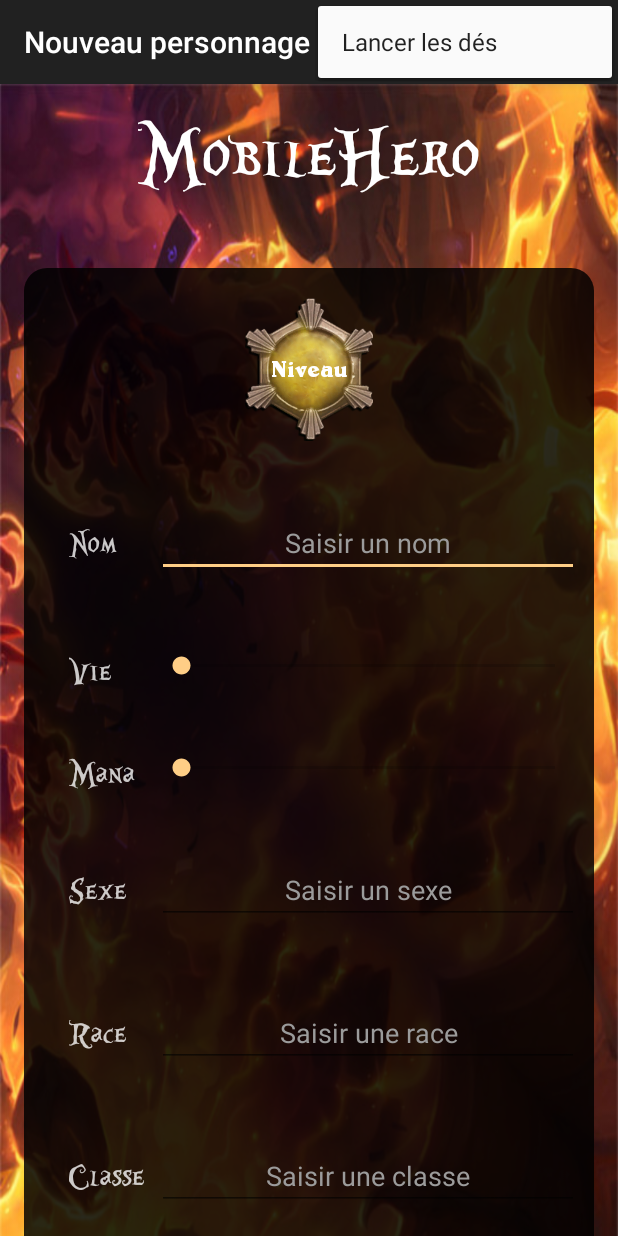
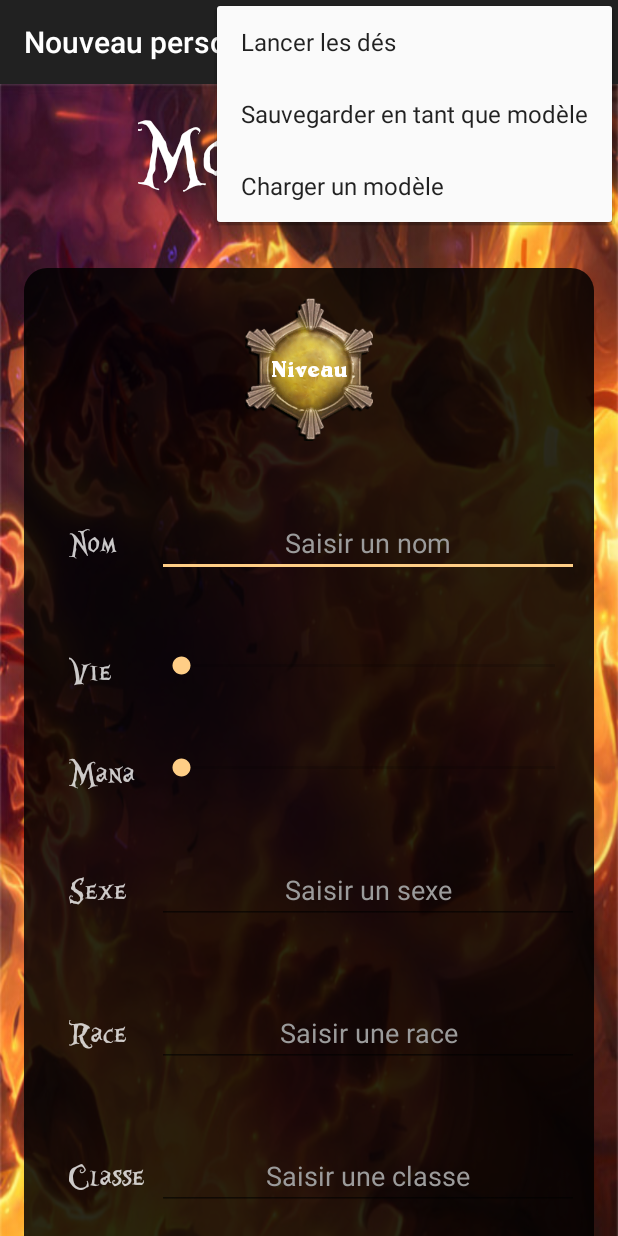
Before and after one commit to Dimitri75/MobileHero, an Android app: the CharacterFormActivity screen opened directly, with no data from a screen before it, with the options menu open, on a phone screen of 412 x 824 dp. Run offline under Robolectric (Android 15) with nearby library versions, the phone set to English and light mode, and no system bars; 15 statements that could not run were skipped.

Commit message:
Sauvegarde des personnages en tant que modèle + passage des toasts en string

```diff
--- a/app/src/main/java/kei/mobilehero/activities/Dice/DicesActivity.java
+++ b/app/src/main/java/kei/mobilehero/activities/Dice/DicesActivity.java
@@ -77,7 +77,7 @@ public class DicesActivity extends ActionBarActivity {
                     }
                 }
                 else
-                    Toast.makeText(getApplicationContext(), "Le formulaire n'est pas correctement rempli.", Toast.LENGTH_SHORT).show();
+                    Toast.makeText(getApplicationContext(), getString(R.string.toastNonFiledForm), Toast.LENGTH_SHORT).show();
                 break;
         }
     }
--- a/app/src/main/java/kei/mobilehero/activities/Game/GameFormActivity.java
+++ b/app/src/main/java/kei/mobilehero/activities/Game/GameFormActivity.java
@@ -31,7 +31,7 @@ public class GameFormActivity extends ActionBarActivity {
                 String gameName = view_gameName.getText().toString();
 
                 if (gameName.isEmpty()){
-                    Toast.makeText(getApplicationContext(), "Le formulaire n'est pas correctement rempli.", Toast.LENGTH_SHORT).show();
+                    Toast.makeText(getApplicationContext(), getString(R.string.toastNonFiledForm), Toast.LENGTH_SHORT).show();
                 }
                 else {
                     Game game = new Game(gameName);
--- a/app/src/main/java/kei/mobilehero/activities/Game/GamesActivity.java
+++ b/app/src/main/java/kei/mobilehero/activities/Game/GamesActivity.java
@@ -75,7 +75,7 @@ public class GamesActivity extends ActionBarActivity {
                                         if (myAdapter.getItem(position).delete(getApplicationContext()))
                                             myAdapter.remove(myAdapter.getItem(position));
                                         else
-                                            Toast.makeText(getApplicationContext(), "Vous ne pouvez pas supprimer un jeu qui contient des parties.", Toast.LENGTH_SHORT).show();
+                                            Toast.makeText(getApplicationContext(), getString(R.string.toastCannotDeleteGame), Toast.LENGTH_SHORT).show();
                                     }
                                 }
                                 myAdapter.notifyDataSetChanged();
--- a/app/src/main/java/kei/mobilehero/activities/Round/RoundFormActivity.java
+++ b/app/src/main/java/kei/mobilehero/activities/Round/RoundFormActivity.java
@@ -39,7 +39,7 @@ public class RoundFormActivity extends ActionBarActivity {
                 String roundName = view_roundName.getText().toString();
 
                 if (roundName.isEmpty()){
-                    Toast.makeText(getApplicationContext(), "Le formulaire n'est pas correctement rempli.", Toast.LENGTH_SHORT).show();
+                    Toast.makeText(getApplicationContext(), getString(R.string.toastNonFiledForm), Toast.LENGTH_SHORT).show();
                 }
                 else {
                     Round round = new Round(roundName);
--- a/app/src/main/java/kei/mobilehero/activities/Round/RoundsActivity.java
+++ b/app/src/main/java/kei/mobilehero/activities/Round/RoundsActivity.java
@@ -71,7 +71,7 @@ public class RoundsActivity extends ActionBarActivity {
                                     if (myAdapter.getItem(position).delete(getApplicationContext(), game))
                                         myAdapter.remove(myAdapter.getItem(position));
                                     else
-                                        Toast.makeText(getApplicationContext(), "Vous ne pouvez pas supprimer une partie qui contient des personnages.", Toast.LENGTH_SHORT).show();
+                                        Toast.makeText(getApplicationContext(), getString(R.string.toastCannotDeleteRound), Toast.LENGTH_SHORT).show();
                                 }
                                 myAdapter.notifyDataSetChanged();
                             }
--- a/app/src/main/java/kei/mobilehero/fragments/AttributeFragment.java
+++ b/app/src/main/java/kei/mobilehero/fragments/AttributeFragment.java
@@ -150,7 +150,7 @@ public class AttributeFragment extends FragmentBase implements OnClickListener {
                         getActivity().finish();
                 }
                 else
-                    Toast.makeText(getActivity().getApplicationContext(), "Veuillez saisir un nom pour votre personnage.", Toast.LENGTH_SHORT).show();
+                    Toast.makeText(getActivity().getApplicationContext(), getString(R.string.toastTypeACharacterName), Toast.LENGTH_SHORT).show();
                 break;
         }
     }
--- a/app/src/main/java/kei/mobilehero/fragments/CaracteristicFormFragment.java
+++ b/app/src/main/java/kei/mobilehero/fragments/CaracteristicFormFragment.java
@@ -105,7 +105,7 @@ public class CaracteristicFormFragment extends FragmentBase implements OnClickLi
                         getActivity().onBackPressed();
                 }
                 else
-                    Toast.makeText(getActivity().getApplicationContext(), "La caractéristique existe déjà ou les champs ne sont pas bien remplis.", Toast.LENGTH_SHORT).show();
+                    Toast.makeText(getActivity().getApplicationContext(), getString(R.string.toastCharacteristicAlreadyExists), Toast.LENGTH_SHORT).show();
                 break;
         }
     }
--- a/app/src/main/java/kei/mobilehero/fragments/CaracteristicFragment.java
+++ b/app/src/main/java/kei/mobilehero/fragments/CaracteristicFragment.java
@@ -104,7 +104,8 @@ public class CaracteristicFragment extends FragmentBase {
                                         myAdapter.remove(c);
                                     }
                                     else{
-                                        Toast.makeText(getActivity().getApplicationContext(), "Supprimez d'abord les effets qui utilisent la caractéristique.", Toast.LENGTH_SHORT).show();
+
+                                        Toast.makeText(getActivity().getApplicationContext(), getString(R.string.toastDeleteEffectsFirst), Toast.LENGTH_SHORT).show();
                                     }
                                 }
                                 myAdapter.notifyDataSetChanged();
--- a/app/src/main/java/kei/mobilehero/fragments/EquipmentFormFragment.java
+++ b/app/src/main/java/kei/mobilehero/fragments/EquipmentFormFragment.java
@@ -170,7 +170,7 @@ public class EquipmentFormFragment extends FragmentBase implements OnClickListen
                         getActivity().onBackPressed();
                     }
                 } else
-                    Toast.makeText(getActivity().getApplicationContext(), "Les champs du formulaire ne sont pas bien remplis.", Toast.LENGTH_SHORT).show();
+                    Toast.makeText(getActivity().getApplicationContext(), getString(R.string.toastNonFiledForm), Toast.LENGTH_SHORT).show();
                 break;
         }
     }
--- a/app/src/main/java/kei/mobilehero/fragments/SkillFormFragment.java
+++ b/app/src/main/java/kei/mobilehero/fragments/SkillFormFragment.java
@@ -157,7 +157,8 @@ public class SkillFormFragment extends FragmentBase implements OnClickListener {
                     if (character.save(getActivity().getApplicationContext(), game.getName(), round.getName()))
                         getActivity().onBackPressed();
                 } else
-                    Toast.makeText(getActivity().getApplicationContext(), "La compétence existe déjà ou les champs ne sont pas bien remplis.", Toast.LENGTH_SHORT).show();
+
+                    Toast.makeText(getActivity().getApplicationContext(), getString(R.string.toastSkillAlreadyExists), Toast.LENGTH_SHORT).show();
                     break;
         }
     }
--- a/app/src/main/java/kei/mobilehero/fragments/generic/EffectCreator.java
+++ b/app/src/main/java/kei/mobilehero/fragments/generic/EffectCreator.java
@@ -45,13 +45,13 @@ public class EffectCreator {
                 Caracteristic c = (Caracteristic) sp.getSelectedItem();
 
                 if (c == null)
-                    Toast.makeText(activity, "Aucune caractéristique séléctionnée.", Toast.LENGTH_SHORT).show();
+                    Toast.makeText(activity, activity.getString(R.string.toastNoSelectedCharacteristic), Toast.LENGTH_SHORT).show();
                 else {
                     String n = name.getText().toString();
                     Double v = Double.valueOf(value.getText().toString());
 
                     if (n == null || n.isEmpty() || v == null) {
-                        Toast.makeText(activity, "Aucune valeur selectionnée", Toast.LENGTH_SHORT).show();
+                        Toast.makeText(activity, activity.getString(R.string.toastNoSelectedValue), Toast.LENGTH_SHORT).show();
                     } else {
                         selectorListener.onEffectCreated(new Effect(n, "", Double.valueOf(v), c));
                         dialog.hide();
--- a/app/src/main/res/layout/activity_attributes.xml
+++ b/app/src/main/res/layout/activity_attributes.xml
@@ -1,3 +1,7 @@
+<ScrollView xmlns:android="http://schemas.android.com/apk/res/android"
+    android:layout_width="match_parent"
+    android:layout_height="match_parent">
+
 <RelativeLayout xmlns:android="http://schemas.android.com/apk/res/android"
     xmlns:tools="http://schemas.android.com/tools" android:layout_width="match_parent"
     android:layout_height="match_parent"
@@ -75,3 +79,4 @@
         android:layout_alignParentBottom="true" />
 
 </RelativeLayout>
+    </ScrollView>
--- a/app/src/main/res/layout/fragment_equipment_form.xml
+++ b/app/src/main/res/layout/fragment_equipment_form.xml
@@ -1,6 +1,3 @@
-<ScrollView xmlns:android="http://schemas.android.com/apk/res/android"
-    android:layout_width="match_parent"
-    android:layout_height="match_parent">
 
     <RelativeLayout xmlns:android="http://schemas.android.com/apk/res/android"
         xmlns:tools="http://schemas.android.com/tools" android:layout_width="match_parent"
@@ -189,4 +186,3 @@
             android:layout_marginLeft="13dp"
             android:layout_marginRight="13dp"/>
     </RelativeLayout>
-</ScrollView>
--- a/app/src/main/res/menu/menu_new_character.xml
+++ b/app/src/main/res/menu/menu_new_character.xml
@@ -4,4 +4,8 @@
     tools:context="kei.mobilehero.activities.character.CharacterFormActivity">
     <item android:id="@+id/action_dices" android:title="@string/action_settings_dices"
         android:orderInCategory="100" app:showAsAction="never" />
+    <item android:id="@+id/action_saveAsModel" android:title="@string/action_settings_saveasmodel"
+        android:orderInCategory="100" app:showAsAction="never" />
+    <item android:id="@+id/action_loadModel" android:title="@string/action_settings_loadmodel"
+        android:orderInCategory="100" app:showAsAction="never" />
 </menu>
--- a/app/src/main/res/values/strings.xml
+++ b/app/src/main/res/values/strings.xml
@@ -73,4 +73,17 @@
     <string name="addEffect">Ajouter un effet</string>
     <string name="newEffect">Nouvel effet</string>
 
+    <string name="action_settings_loadmodel">Charger un modèle</string>
+    <string name="action_settings_saveasmodel">Sauvegarder en tant que modèle</string>
+    <string name="toastCharSavedAsModel">Personnage sauvegardé en tant que modèle.</string>
+    <string name="toastNonFiledForm">Le formulaire n\'est pas correctement rempli.</string>
+    <string name="toastCannotDeleteGame">"Vous ne pouvez pas supprimer un jeu qui contient des parties."</string>
+    <string name="toastCannotDeleteRound">"Vous ne pouvez pas supprimer une partie qui contient des personnages."</string>
+    <string name="toastNoSelectedCharacteristic">Aucune caractéristique séléctionnée.</string>
+    <string name="toastNoSelectedValue">Aucune valeur séléctionnée.</string>
+    <string name="toastTypeACharacterName">Veuillez saisir un nom pour votre personnage.</string>
+    <string name="toastCharacteristicAlreadyExists">La caractéristique existe déjà ou les champs ne sont pas bien remplis.</string>
+    <string name="toastDeleteEffectsFirst">Supprimez d\'abord les effets qui utilisent la caractéristique.</string>
+    <string name="toastSkillAlreadyExists">La compétence existe déjà ou les champs ne sont pas bien remplis.</string>
+
 </resources>
```
Also changed, not shown: app/src/main/java/kei/mobilehero/activities/Character/CharacterFormActivity.java (+23 -2 lines), 1 other file.
